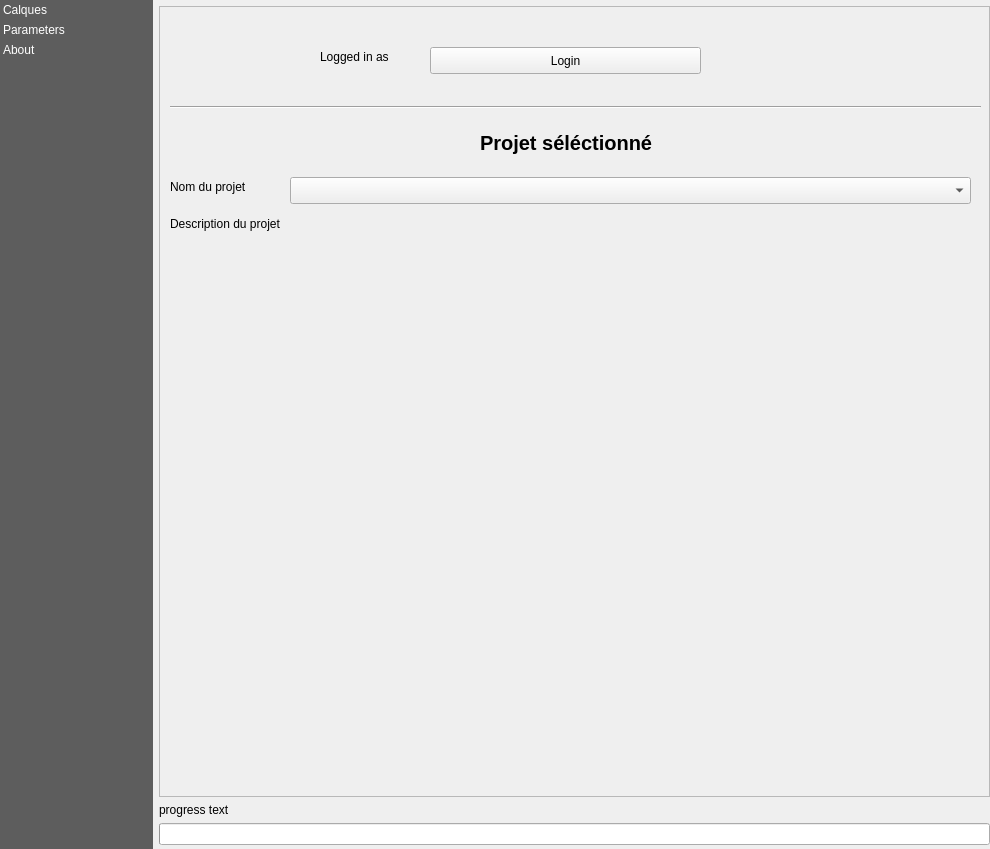
This is tellae/dialogs/main_window.ui in tellae/qgis-tellae-plugin as Qt 5 draws it before an edit. The edited form follows.
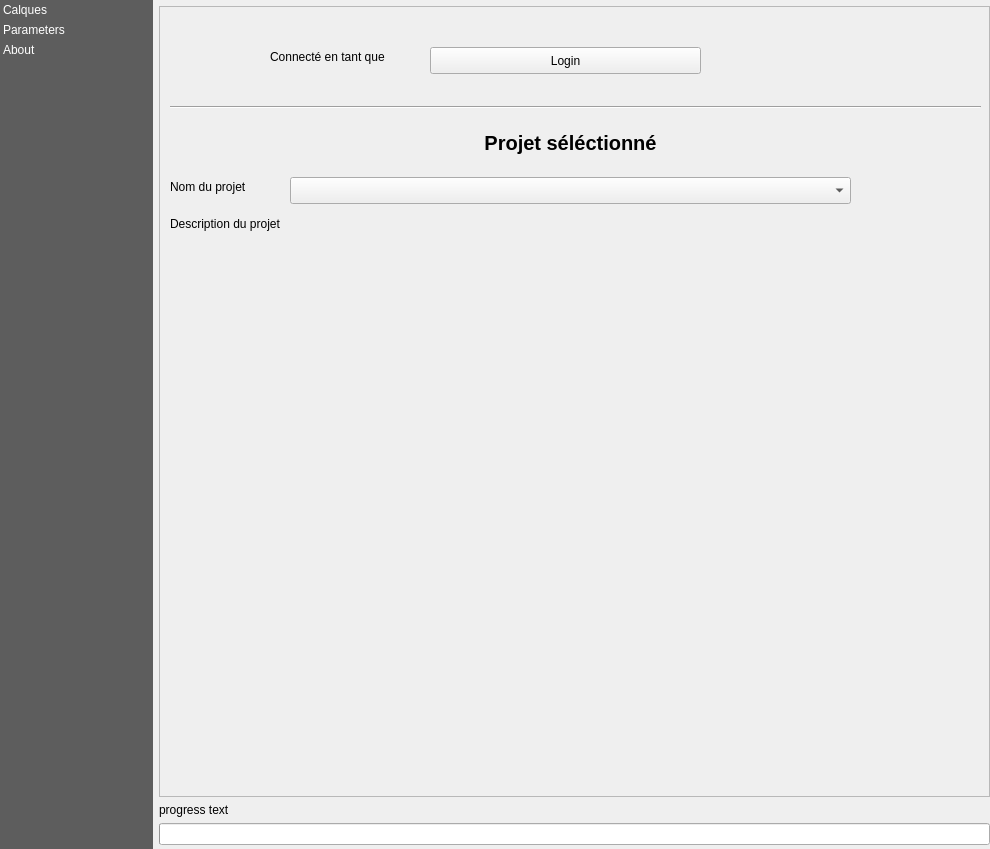
This is the edited form. The open tabs and pages were chosen to show the change. Custom widgets are drawn as their Qt base class.

```diff
--- a/tellae/dialogs/main_window.ui
+++ b/tellae/dialogs/main_window.ui
@@ -325,14 +325,14 @@
             <widget class="QLabel" name="label_4">
              <property name="geometry">
               <rect>
-               <x>160</x>
+               <x>110</x>
                <y>40</y>
-               <width>101</width>
-               <height>19</height>
+               <width>151</width>
+               <height>20</height>
               </rect>
              </property>
              <property name="text">
-              <string>Logged in as</string>
+              <string>Connecté en tant que</string>
              </property>
             </widget>
             <widget class="Line" name="line">
@@ -351,9 +351,9 @@
             <widget class="QLabel" name="label_9">
              <property name="geometry">
               <rect>
-               <x>320</x>
+               <x>10</x>
                <y>120</y>
-               <width>211</width>
+               <width>801</width>
                <height>31</height>
               </rect>
              </property>
@@ -367,6 +367,9 @@
              <property name="text">
               <string>Projet séléctionné</string>
              </property>
+             <property name="alignment">
+              <set>Qt::AlignCenter</set>
+             </property>
             </widget>
             <widget class="QLabel" name="projectName">
              <property name="geometry">
@@ -405,7 +408,7 @@
               <rect>
                <x>130</x>
                <y>170</y>
-               <width>681</width>
+               <width>561</width>
                <height>27</height>
               </rect>
              </property>
```
Left out of the diff: 2 changed lines with no effect on the pictures.
